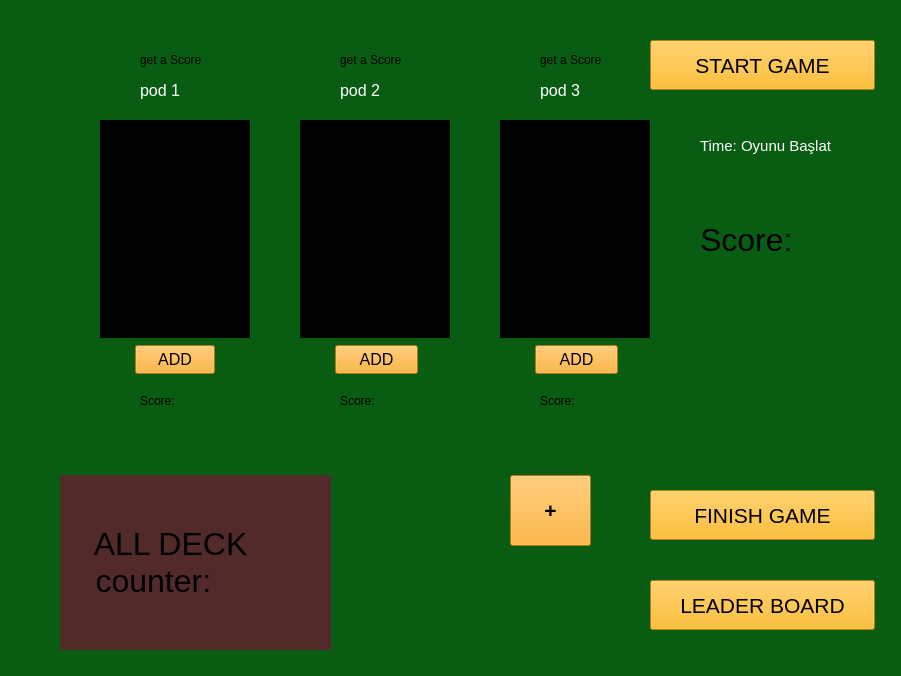
Before: the Qt Designer form oyun_v.1/playedgame.ui in cmlblbn/black_jack_cpp, drawn with Qt 5.
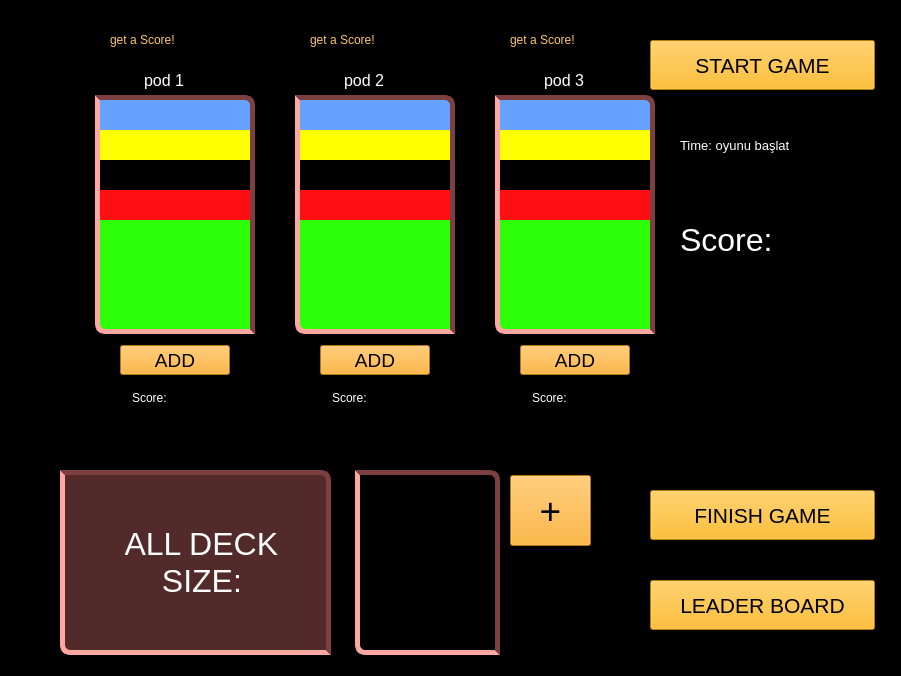
After: the same form once the commit is applied. Icons and pictures are not drawn.

The edit to the form file:
```diff
--- a/oyun_v.1/playedgame.ui
+++ b/oyun_v.1/playedgame.ui
@@ -14,20 +14,23 @@
    <string>Form</string>
   </property>
   <property name="styleSheet">
-   <string notr="true">background-color: rgb(9, 93, 19);</string>
+   <string notr="true">background-color: rgb(9, 93, 19);
+background-color: rgb(0, 0, 0);</string>
   </property>
   <widget class="QPushButton" name="hitButton_1">
    <property name="geometry">
     <rect>
-     <x>135</x>
+     <x>120</x>
      <y>345</y>
-     <width>80</width>
-     <height>29</height>
+     <width>110</width>
+     <height>30</height>
     </rect>
    </property>
    <property name="font">
     <font>
-     <pointsize>12</pointsize>
+     <pointsize>14</pointsize>
+     <italic>false</italic>
+     <bold>false</bold>
     </font>
    </property>
    <property name="styleSheet">
@@ -42,31 +45,15 @@
    <property name="geometry">
     <rect>
      <x>100</x>
-     <y>120</y>
+     <y>100</y>
      <width>150</width>
-     <height>218</height>
+     <height>229</height>
     </rect>
    </property>
    <property name="styleSheet">
-    <string notr="true">background-color: rgb(0, 0, 0);
-color: rgb(255, 255, 255);</string>
-   </property>
-   <property name="text">
-    <string/>
-   </property>
-  </widget>
-  <widget class="QLabel" name="pod2_canvas">
-   <property name="geometry">
-    <rect>
-     <x>300</x>
-     <y>120</y>
-     <width>150</width>
-     <height>218</height>
-    </rect>
-   </property>
-   <property name="styleSheet">
-    <string notr="true">background-color: rgb(0, 0, 0);
-color: rgb(255, 255, 255);</string>
+    <string notr="true">background-color: rgb(102, 161, 255);
+
+</string>
    </property>
    <property name="text">
     <string/>
@@ -75,15 +62,17 @@
   <widget class="QLabel" name="pod1_name">
    <property name="geometry">
     <rect>
-     <x>140</x>
-     <y>80</y>
+     <x>144</x>
+     <y>65</y>
      <width>63</width>
-     <height>20</height>
+     <height>30</height>
     </rect>
    </property>
    <property name="font">
     <font>
      <pointsize>12</pointsize>
+     <italic>false</italic>
+     <bold>false</bold>
     </font>
    </property>
    <property name="styleSheet">
@@ -96,15 +85,17 @@
   <widget class="QLabel" name="pod2_name">
    <property name="geometry">
     <rect>
-     <x>340</x>
-     <y>80</y>
+     <x>344</x>
+     <y>65</y>
      <width>63</width>
-     <height>20</height>
+     <height>30</height>
     </rect>
    </property>
    <property name="font">
     <font>
      <pointsize>12</pointsize>
+     <italic>false</italic>
+     <bold>false</bold>
     </font>
    </property>
    <property name="styleSheet">
@@ -117,15 +108,17 @@
   <widget class="QLabel" name="pod3_name">
    <property name="geometry">
     <rect>
-     <x>540</x>
-     <y>80</y>
+     <x>544</x>
+     <y>65</y>
      <width>63</width>
-     <height>20</height>
+     <height>30</height>
     </rect>
    </property>
    <property name="font">
     <font>
      <pointsize>12</pointsize>
+     <italic>false</italic>
+     <bold>false</bold>
     </font>
    </property>
    <property name="styleSheet">
@@ -135,35 +128,20 @@
     <string>pod 3</string>
    </property>
   </widget>
-  <widget class="QLabel" name="pod3_canvas">
-   <property name="geometry">
-    <rect>
-     <x>500</x>
-     <y>120</y>
-     <width>150</width>
-     <height>218</height>
-    </rect>
-   </property>
-   <property name="styleSheet">
-    <string notr="true">background-color: rgb(0, 0, 0);
-color: rgb(255, 255, 255);</string>
-   </property>
-   <property name="text">
-    <string/>
-   </property>
-  </widget>
   <widget class="QPushButton" name="hitButton_2">
    <property name="geometry">
     <rect>
-     <x>335</x>
+     <x>320</x>
      <y>345</y>
-     <width>83</width>
-     <height>29</height>
+     <width>110</width>
+     <height>30</height>
     </rect>
    </property>
    <property name="font">
     <font>
-     <pointsize>12</pointsize>
+     <pointsize>14</pointsize>
+     <italic>false</italic>
+     <bold>false</bold>
     </font>
    </property>
    <property name="styleSheet">
@@ -177,10 +155,10 @@
   <widget class="QPushButton" name="hitButton_3">
    <property name="geometry">
     <rect>
-     <x>535</x>
+     <x>520</x>
      <y>345</y>
-     <width>83</width>
-     <height>29</height>
+     <width>110</width>
+     <height>30</height>
     </rect>
    </property>
    <property name="palette">
@@ -384,7 +362,9 @@
    </property>
    <property name="font">
     <font>
-     <pointsize>12</pointsize>
+     <pointsize>14</pointsize>
+     <italic>false</italic>
+     <bold>false</bold>
     </font>
    </property>
    <property name="styleSheet">
@@ -398,7 +378,7 @@
   <widget class="QLabel" name="mainScore_value">
    <property name="geometry">
     <rect>
-     <x>700</x>
+     <x>680</x>
      <y>220</y>
      <width>200</width>
      <height>40</height>
@@ -407,8 +387,16 @@
    <property name="font">
     <font>
      <pointsize>24</pointsize>
+     <italic>false</italic>
+     <bold>false</bold>
     </font>
    </property>
+   <property name="styleSheet">
+    <string notr="true">color: rgb(0, 0, 0);
+color: rgb(255, 255, 255);
+font: 24pt &quot;Algerian&quot;;
+</string>
+   </property>
    <property name="text">
     <string>Score:</string>
    </property>
@@ -416,22 +404,26 @@
   <widget class="QLabel" name="time">
    <property name="geometry">
     <rect>
-     <x>700</x>
+     <x>680</x>
      <y>130</y>
-     <width>151</width>
+     <width>180</width>
      <height>31</height>
     </rect>
    </property>
    <property name="font">
     <font>
-     <pointsize>11</pointsize>
+     <pointsize>10</pointsize>
+     <italic>false</italic>
+     <bold>false</bold>
     </font>
    </property>
    <property name="styleSheet">
-    <string notr="true">color:rgb(255,255,255);</string>
+    <string notr="true">color:rgb(0,0,0);
+color: rgb(255, 255, 255);
+font: 10pt &quot;Algerian&quot;;</string>
    </property>
    <property name="text">
-    <string>Time: Oyunu Başlat</string>
+    <string>Time: oyunu başlat</string>
    </property>
   </widget>
   <widget class="QLabel" name="deck_image">
@@ -455,22 +447,33 @@
    <property name="geometry">
     <rect>
      <x>60</x>
-     <y>475</y>
+     <y>470</y>
      <width>271</width>
-     <height>175</height>
+     <height>185</height>
     </rect>
    </property>
    <property name="font">
     <font>
      <pointsize>24</pointsize>
+     <italic>false</italic>
+     <bold>false</bold>
     </font>
    </property>
    <property name="styleSheet">
-    <string notr="true">background-color: rgba(82,42,42,255)</string>
+    <string notr="true">background-color:rgb(82, 42, 42);
+color:rgb(255,255,255);
+font: 24pt &quot;Algerian&quot;;
+
+border-bottom-left-radius: 10px;
+border-top-right-radius: 10px;
+border: 5px solid rgb(124, 64, 64);
+border-bottom-color: rgb(255, 167, 161);
+border-left-color: rgb(255, 167, 161);
+</string>
    </property>
    <property name="text">
-    <string>    ALL DECK
-    counter:</string>
+    <string>      ALL DECK
+          SIZE:</string>
    </property>
   </widget>
   <widget class="QPushButton" name="finishButton">
@@ -485,6 +488,8 @@
    <property name="font">
     <font>
      <pointsize>16</pointsize>
+     <italic>false</italic>
+     <bold>false</bold>
     </font>
    </property>
    <property name="styleSheet">
@@ -507,6 +512,8 @@
    <property name="font">
     <font>
      <pointsize>16</pointsize>
+     <italic>false</italic>
+     <bold>false</bold>
     </font>
    </property>
    <property name="styleSheet">
@@ -528,8 +535,9 @@
    </property>
    <property name="font">
     <font>
-     <pointsize>16</pointsize>
-     <bold>true</bold>
+     <pointsize>28</pointsize>
+     <italic>false</italic>
+     <bold>false</bold>
     </font>
    </property>
    <property name="styleSheet">
@@ -543,51 +551,70 @@
   <widget class="QLabel" name="Status_1">
    <property name="geometry">
     <rect>
-     <x>140</x>
-     <y>50</y>
-     <width>71</width>
-     <height>20</height>
+     <x>110</x>
+     <y>20</y>
+     <width>141</width>
+     <height>40</height>
     </rect>
    </property>
+   <property name="styleSheet">
+    <string notr="true">color: rgb(253, 198, 109);
+font: 12pt &quot;Algerian&quot;;
+</string>
+   </property>
    <property name="text">
-    <string>get a Score</string>
+    <string>get a Score!</string>
    </property>
   </widget>
   <widget class="QLabel" name="Status_2">
    <property name="geometry">
     <rect>
-     <x>340</x>
-     <y>50</y>
-     <width>71</width>
-     <height>20</height>
+     <x>310</x>
+     <y>20</y>
+     <width>141</width>
+     <height>40</height>
     </rect>
    </property>
+   <property name="styleSheet">
+    <string notr="true">color: rgb(253, 198, 109);
+font: 12pt &quot;Algerian&quot;;
+</string>
+   </property>
    <property name="text">
-    <string>get a Score</string>
+    <string>get a Score!</string>
    </property>
   </widget>
   <widget class="QLabel" name="Status_3">
    <property name="geometry">
     <rect>
-     <x>540</x>
-     <y>50</y>
-     <width>71</width>
-     <height>20</height>
+     <x>510</x>
+     <y>20</y>
+     <width>141</width>
+     <height>40</height>
     </rect>
    </property>
+   <property name="styleSheet">
+    <string notr="true">color: rgb(253, 198, 109);
+font: 12pt &quot;Algerian&quot;;
+</string>
+   </property>
    <property name="text">
-    <string>get a Score</string>
+    <string>get a Score!</string>
    </property>
   </widget>
   <widget class="QLabel" name="pod1_score">
    <property name="geometry">
     <rect>
-     <x>140</x>
-     <y>390</y>
-     <width>81</width>
-     <height>21</height>
+     <x>132</x>
+     <y>385</y>
+     <width>85</width>
+     <height>25</height>
     </rect>
    </property>
+   <property name="styleSheet">
+    <string notr="true">color:rgb(255,255,255);
+font: 12pt &quot;Algerian&quot;;</string>
+   </property>
    <property name="text">
     <string>Score:</string>
    </property>
@@ -595,12 +622,16 @@
   <widget class="QLabel" name="pod2_score">
    <property name="geometry">
     <rect>
-     <x>340</x>
-     <y>390</y>
-     <width>81</width>
-     <height>21</height>
+     <x>332</x>
+     <y>385</y>
+     <width>85</width>
+     <height>25</height>
     </rect>
    </property>
+   <property name="styleSheet">
+    <string notr="true">color:rgb(255,255,255);
+font: 12pt &quot;Algerian&quot;;</string>
+   </property>
    <property name="text">
     <string>Score:</string>
    </property>
@@ -608,12 +639,16 @@
   <widget class="QLabel" name="pod3_score">
    <property name="geometry">
     <rect>
-     <x>540</x>
-     <y>390</y>
-     <width>81</width>
-     <height>21</height>
+     <x>532</x>
+     <y>385</y>
+     <width>85</width>
+     <height>25</height>
     </rect>
    </property>
+   <property name="styleSheet">
+    <string notr="true">color:rgb(255,255,255);
+font: 12pt &quot;Algerian&quot;;</string>
+   </property>
    <property name="text">
     <string>Score:</string>
    </property>
@@ -630,6 +665,8 @@
    <property name="font">
     <font>
      <pointsize>16</pointsize>
+     <italic>false</italic>
+     <bold>false</bold>
     </font>
    </property>
    <property name="styleSheet">
@@ -640,6 +677,366 @@
     <string>START GAME</string>
    </property>
   </widget>
+  <widget class="QLabel" name="pod1_canvas_2">
+   <property name="geometry">
+    <rect>
+     <x>100</x>
+     <y>130</y>
+     <width>150</width>
+     <height>199</height>
+    </rect>
+   </property>
+   <property name="styleSheet">
+    <string notr="true">background-color: rgb(255, 255, 0);
+</string>
+   </property>
+   <property name="text">
+    <string/>
+   </property>
+  </widget>
+  <widget class="QLabel" name="pod1_canvas_3">
+   <property name="geometry">
+    <rect>
+     <x>100</x>
+     <y>160</y>
+     <width>150</width>
+     <height>169</height>
+    </rect>
+   </property>
+   <property name="styleSheet">
+    <string notr="true">background-color: rgb(0,0,0);
+color: rgb(255, 255, 255);
+
+
+</string>
+   </property>
+   <property name="text">
+    <string/>
+   </property>
+  </widget>
+  <widget class="QLabel" name="pod1_canvas_4">
+   <property name="geometry">
+    <rect>
+     <x>100</x>
+     <y>190</y>
+     <width>150</width>
+     <height>139</height>
+    </rect>
+   </property>
+   <property name="styleSheet">
+    <string notr="true">background-color: rgb(255, 14, 18);
+color: rgb(255, 255, 255);
+
+
+
+</string>
+   </property>
+   <property name="text">
+    <string/>
+   </property>
+  </widget>
+  <widget class="QLabel" name="pod1_canvas_5">
+   <property name="geometry">
+    <rect>
+     <x>100</x>
+     <y>220</y>
+     <width>150</width>
+     <height>109</height>
+    </rect>
+   </property>
+   <property name="styleSheet">
+    <string notr="true">background-color: rgb(45, 255, 8);
+color: rgb(255, 255, 255);
+</string>
+   </property>
+   <property name="text">
+    <string/>
+   </property>
+  </widget>
+  <widget class="QLabel" name="pod2_canvas_1">
+   <property name="geometry">
+    <rect>
+     <x>300</x>
+     <y>100</y>
+     <width>150</width>
+     <height>229</height>
+    </rect>
+   </property>
+   <property name="styleSheet">
+    <string notr="true">background-color: rgb(102, 161, 255);
+
+</string>
+   </property>
+   <property name="text">
+    <string/>
+   </property>
+  </widget>
+  <widget class="QLabel" name="pod2_canvas_2">
+   <property name="geometry">
+    <rect>
+     <x>300</x>
+     <y>130</y>
+     <width>150</width>
+     <height>199</height>
+    </rect>
+   </property>
+   <property name="styleSheet">
+    <string notr="true">background-color: rgb(255, 255, 0);
+</string>
+   </property>
+   <property name="text">
+    <string/>
+   </property>
+  </widget>
+  <widget class="QLabel" name="pod2_canvas_3">
+   <property name="geometry">
+    <rect>
+     <x>300</x>
+     <y>160</y>
+     <width>150</width>
+     <height>169</height>
+    </rect>
+   </property>
+   <property name="styleSheet">
+    <string notr="true">background-color: rgb(0,0,0);
+color: rgb(255, 255, 255);
+
+
+</string>
+   </property>
+   <property name="text">
+    <string/>
+   </property>
+  </widget>
+  <widget class="QLabel" name="pod2_canvas_4">
+   <property name="geometry">
+    <rect>
+     <x>300</x>
+     <y>190</y>
+     <width>150</width>
+     <height>139</height>
+    </rect>
+   </property>
+   <property name="styleSheet">
+    <string notr="true">background-color: rgb(255, 14, 18);
+color: rgb(255, 255, 255);
+
+
+
+</string>
+   </property>
+   <property name="text">
+    <string/>
+   </property>
+  </widget>
+  <widget class="QLabel" name="pod2_canvas_5">
+   <property name="geometry">
+    <rect>
+     <x>300</x>
+     <y>220</y>
+     <width>150</width>
+     <height>109</height>
+    </rect>
+   </property>
+   <property name="styleSheet">
+    <string notr="true">background-color: rgb(45, 255, 8);
+color: rgb(255, 255, 255);
+</string>
+   </property>
+   <property name="text">
+    <string/>
+   </property>
+  </widget>
+  <widget class="QLabel" name="pod3_canvas_1">
+   <property name="geometry">
+    <rect>
+     <x>500</x>
+     <y>100</y>
+     <width>150</width>
+     <height>229</height>
+    </rect>
+   </property>
+   <property name="styleSheet">
+    <string notr="true">background-color: rgb(102, 161, 255);
+
+</string>
+   </property>
+   <property name="text">
+    <string/>
+   </property>
+  </widget>
+  <widget class="QLabel" name="pod3_canvas_2">
+   <property name="geometry">
+    <rect>
+     <x>500</x>
+     <y>130</y>
+     <width>150</width>
+     <height>199</height>
+    </rect>
+   </property>
+   <property name="styleSheet">
+    <string notr="true">background-color: rgb(255, 255, 0);
+</string>
+   </property>
+   <property name="text">
+    <string/>
+   </property>
+  </widget>
+  <widget class="QLabel" name="pod3_canvas_3">
+   <property name="geometry">
+    <rect>
+     <x>500</x>
+     <y>160</y>
+     <width>150</width>
+     <height>169</height>
+    </rect>
+   </property>
+   <property name="styleSheet">
+    <string notr="true">background-color: rgb(0,0,0);
+color: rgb(255, 255, 255);
+
+
+</string>
+   </property>
+   <property name="text">
+    <string/>
+   </property>
+  </widget>
+  <widget class="QLabel" name="pod3_canvas_4">
+   <property name="geometry">
+    <rect>
+     <x>500</x>
+     <y>190</y>
+     <width>150</width>
+     <height>139</height>
+    </rect>
+   </property>
+   <property name="styleSheet">
+    <string notr="true">background-color: rgb(255, 14, 18);
+color: rgb(255, 255, 255);
+
+
+
+</string>
+   </property>
+   <property name="text">
+    <string/>
+   </property>
+  </widget>
+  <widget class="QLabel" name="pod3_canvas_5">
+   <property name="geometry">
+    <rect>
+     <x>500</x>
+     <y>220</y>
+     <width>150</width>
+     <height>109</height>
+    </rect>
+   </property>
+   <property name="styleSheet">
+    <string notr="true">background-color: rgb(45, 255, 8);
+color: rgb(255, 255, 255);
+</string>
+   </property>
+   <property name="text">
+    <string/>
+   </property>
+  </widget>
+  <widget class="QLabel" name="frame_pod_1">
+   <property name="geometry">
+    <rect>
+     <x>95</x>
+     <y>95</y>
+     <width>160</width>
+     <height>239</height>
+    </rect>
+   </property>
+   <property name="styleSheet">
+    <string notr="true">background-color: transparent;
+
+border-bottom-left-radius: 10px;
+border-top-right-radius: 10px;
+border: 5px solid rgb(124, 64, 64);
+border-bottom-color: rgb(255, 167, 161);
+border-left-color: rgb(255, 167, 161);
+
+</string>
+   </property>
+   <property name="text">
+    <string/>
+   </property>
+  </widget>
+  <widget class="QLabel" name="frame_pod_2">
+   <property name="geometry">
+    <rect>
+     <x>295</x>
+     <y>95</y>
+     <width>160</width>
+     <height>239</height>
+    </rect>
+   </property>
+   <property name="styleSheet">
+    <string notr="true">background-color: transparent;
+
+border-bottom-left-radius: 10px;
+border-top-right-radius: 10px;
+border: 5px solid rgb(124, 64, 64);
+border-bottom-color: rgb(255, 167, 161);
+border-left-color: rgb(255, 167, 161);
+
+</string>
+   </property>
+   <property name="text">
+    <string/>
+   </property>
+  </widget>
+  <widget class="QLabel" name="frame_pod_3">
+   <property name="geometry">
+    <rect>
+     <x>495</x>
+     <y>95</y>
+     <width>160</width>
+     <height>239</height>
+    </rect>
+   </property>
+   <property name="styleSheet">
+    <string notr="true">background-color: transparent;
+
+border-bottom-left-radius: 10px;
+border-top-right-radius: 10px;
+border: 5px solid rgb(124, 64, 64);
+border-bottom-color: rgb(255, 167, 161);
+border-left-color: rgb(255, 167, 161);
+
+</string>
+   </property>
+   <property name="text">
+    <string/>
+   </property>
+  </widget>
+  <widget class="QLabel" name="frame_pod_4">
+   <property name="geometry">
+    <rect>
+     <x>355</x>
+     <y>470</y>
+     <width>145</width>
+     <height>185</height>
+    </rect>
+   </property>
+   <property name="styleSheet">
+    <string notr="true">background-color: transparent;
+
+border-bottom-left-radius: 10px;
+border-top-right-radius: 10px;
+border: 5px solid rgb(124, 64, 64);
+border-bottom-color: rgb(255, 167, 161);
+border-left-color: rgb(255, 167, 161);
+
+</string>
+   </property>
+   <property name="text">
+    <string/>
+   </property>
+  </widget>
  </widget>
  <resources/>
  <connections/>
```
Left out of the diff: 36 changed lines with no effect on the pictures.
